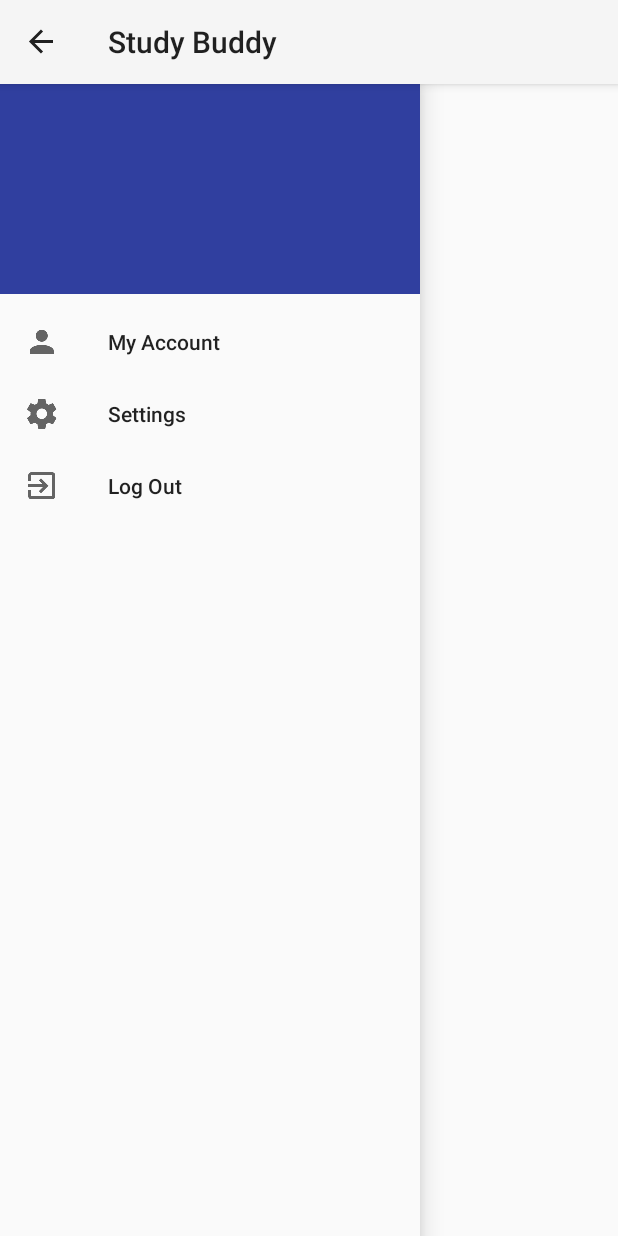
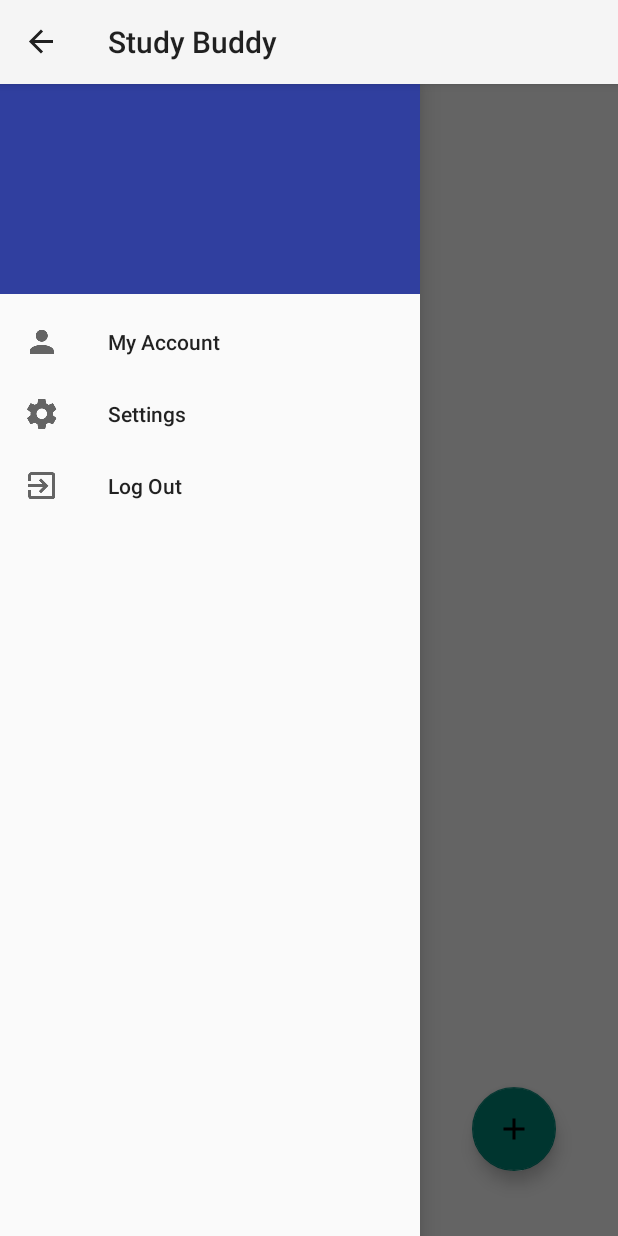
Before and after one commit to Amuff1n/Study-Buddy, an Android app: the screen it shows after launch once a user with an empty profile is signed in (Home), with the side drawer open, on a phone screen of 412 x 824 dp. Run offline under Robolectric (Android 15) with nearby library versions, the phone set to English and light mode, and no system bars; our stand-ins replace Firebase (no records; nobody signed in at launch, a user with empty details on screens opened directly).

Commit message:
* added fab (floating action button) to home activity that takes you to group creation screen
* added CreateGroup activity that lets you put in a few fields to add to the group document that gets created on the database. Currently those fields are class, location, and description. A time stamp of creation and the user's uid also gets added to the created group document.

```diff
--- a/app/build.gradle
+++ b/app/build.gradle
@@ -36,7 +36,6 @@ dependencies {
     implementation files('libs/CircleImageView-master/CircleImageView-master/gradle/wrapper/gradle-wrapper.jar')
     compile 'de.hdodenhof:circleimageview:2.2.0'
 
-
     // Required -- JUnit 4 framework
     testCompile 'junit:junit:4.12'
     // Optional -- Mockito framework
--- a/app/src/main/java/com/studybuddy/studybuddy/Home.java
+++ b/app/src/main/java/com/studybuddy/studybuddy/Home.java
@@ -2,6 +2,7 @@ package com.studybuddy.studybuddy;
 
 import android.content.Intent;
 import android.support.annotation.NonNull;
+import android.support.design.widget.FloatingActionButton;
 import android.support.design.widget.NavigationView;
 import android.support.v4.view.GravityCompat;
 import android.support.v4.widget.DrawerLayout;
@@ -44,6 +45,14 @@ public class Home extends AppCompatActivity implements NavigationView.OnNavigati
         getSupportActionBar().setDisplayHomeAsUpEnabled(true);
 
         mAuth = FirebaseAuth.getInstance();
+
+        FloatingActionButton fab = findViewById(R.id.fab);
+        fab.setOnClickListener(new View.OnClickListener() {
+            @Override
+            public void onClick(View view) {
+                startActivity(new Intent(getApplicationContext(), CreateGroup.class));
+            }
+        });
     }
 
 
--- a/app/src/main/java/com/studybuddy/studybuddy/ProfileActivity.java
+++ b/app/src/main/java/com/studybuddy/studybuddy/ProfileActivity.java
@@ -32,6 +32,7 @@ public class ProfileActivity extends AppCompatActivity {
     private static final String TAG = "GoogleActivity";
 
     private FirebaseFirestore db;
+    private FirebaseAuth mAuth;
     private String userProfileId;
 
     private DocumentReference userProfile;
@@ -49,7 +50,7 @@ public class ProfileActivity extends AppCompatActivity {
 
 
         db = FirebaseFirestore.getInstance();
-        FirebaseAuth mAuth = FirebaseAuth.getInstance();
+        mAuth = FirebaseAuth.getInstance();
 
         // Configure sign-in to request the user's ID, email address, etc.
         GoogleSignInOptions.Builder builder =
@@ -84,7 +85,7 @@ public class ProfileActivity extends AppCompatActivity {
     private void fetchProfile(FirebaseUser user) {
         if (user != null) {
             CollectionReference collectionReference = db.collection("users");
-            String uid = "ftE8vUlZdgUktuxQyj6XeS94RDJ3";
+            String uid = mAuth.getUid();
             Query query = collectionReference.whereEqualTo("uid", uid);
             query.get().addOnCompleteListener(new OnCompleteListener<QuerySnapshot>() {
                 @Override
--- /dev/null
+++ b/app/src/main/res/drawable/ic_add_black_24dp.xml
@@ -0,0 +1,9 @@
+<vector xmlns:android="http://schemas.android.com/apk/res/android"
+        android:width="24dp"
+        android:height="24dp"
+        android:viewportWidth="24.0"
+        android:viewportHeight="24.0">
+    <path
+        android:fillColor="#FF000000"
+        android:pathData="M19,13h-6v6h-2v-6H5v-2h6V5h2v6h6v2z"/>
+</vector>
--- a/app/src/main/res/layout/activity_home.xml
+++ b/app/src/main/res/layout/activity_home.xml
@@ -8,13 +8,33 @@
     android:id="@+id/drawerLayout"
     tools:context="com.studybuddy.studybuddy.Home">
 
+    <RelativeLayout
+        android:layout_width="match_parent"
+        android:layout_height="match_parent">
+
+        <android.support.design.widget.FloatingActionButton
+            android:id="@+id/fab"
+            android:layout_width="wrap_content"
+            android:layout_height="wrap_content"
+            android:layout_alignParentBottom="true"
+            android:layout_alignParentEnd="true"
+            android:layout_alignParentRight="true"
+            android:layout_gravity="end|bottom"
+            android:layout_marginBottom="43dp"
+            android:layout_marginEnd="41dp"
+            android:layout_marginRight="41dp"
+            android:src="@drawable/ic_add_black_24dp"
+            tools:layout_editor_absoluteX="384dp"
+            tools:layout_editor_absoluteY="455dp" />
+    </RelativeLayout>
+
     <android.support.design.widget.NavigationView
         android:layout_width="wrap_content"
         android:layout_height="match_parent"
-        tools:ignore="ExtraText"
+        android:layout_gravity="start"
+        app:headerLayout="@layout/navigation_header"
         app:menu="@menu/navigation_menu"
-        android:layout_gravity="start"
-        app:headerLayout="@layout/navigation_header">
+        tools:ignore="ExtraText">
 
     </android.support.design.widget.NavigationView>
 
--- a/app/src/main/res/values/strings.xml
+++ b/app/src/main/res/values/strings.xml
@@ -120,4 +120,8 @@
     <string name="major">Major: %1$s</string>
     <string name="year">Year: %1$s</string>
     <string name="save">Save</string>
+    <string name="group_class">Class</string>
+    <string name="group_location">Location</string>
+    <string name="group_desc">Description</string>
+    <string name="group_create">Create</string>
 </resources>
```
Also changed, not shown: app/src/main/AndroidManifest.xml (+4 -4 lines), app/src/main/java/com/studybuddy/studybuddy/CreateGroup.java (added, +98 -0 lines), app/src/main/java/com/studybuddy/studybuddy/SetUpAccount.java (+9 -5 lines), app/src/main/res/layout/activity_create_group.xml (added, +64 -0 lines), 1011 other files.
